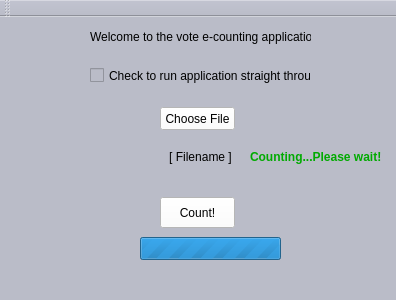
First picture: the form in mainwindow.ui, repository geaney91/E-CountApp, before the edit.
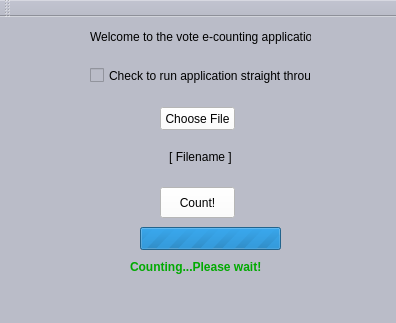
Second picture: the form after the edit.

The edit to the form file:
```diff
--- a/mainwindow.ui
+++ b/mainwindow.ui
@@ -7,7 +7,7 @@
     <x>0</x>
     <y>0</y>
     <width>396</width>
-    <height>300</height>
+    <height>323</height>
    </rect>
   </property>
   <property name="windowTitle">
@@ -166,7 +166,7 @@
     <property name="geometry">
      <rect>
       <x>160</x>
-      <y>180</y>
+      <y>170</y>
       <width>75</width>
       <height>31</height>
      </rect>
@@ -184,8 +184,8 @@
     </property>
     <property name="geometry">
      <rect>
-      <x>250</x>
-      <y>130</y>
+      <x>130</x>
+      <y>240</y>
       <width>131</width>
       <height>20</height>
      </rect>
@@ -220,7 +220,7 @@
     <property name="geometry">
      <rect>
       <x>140</x>
-      <y>220</y>
+      <y>210</y>
       <width>141</width>
       <height>23</height>
      </rect>
```
